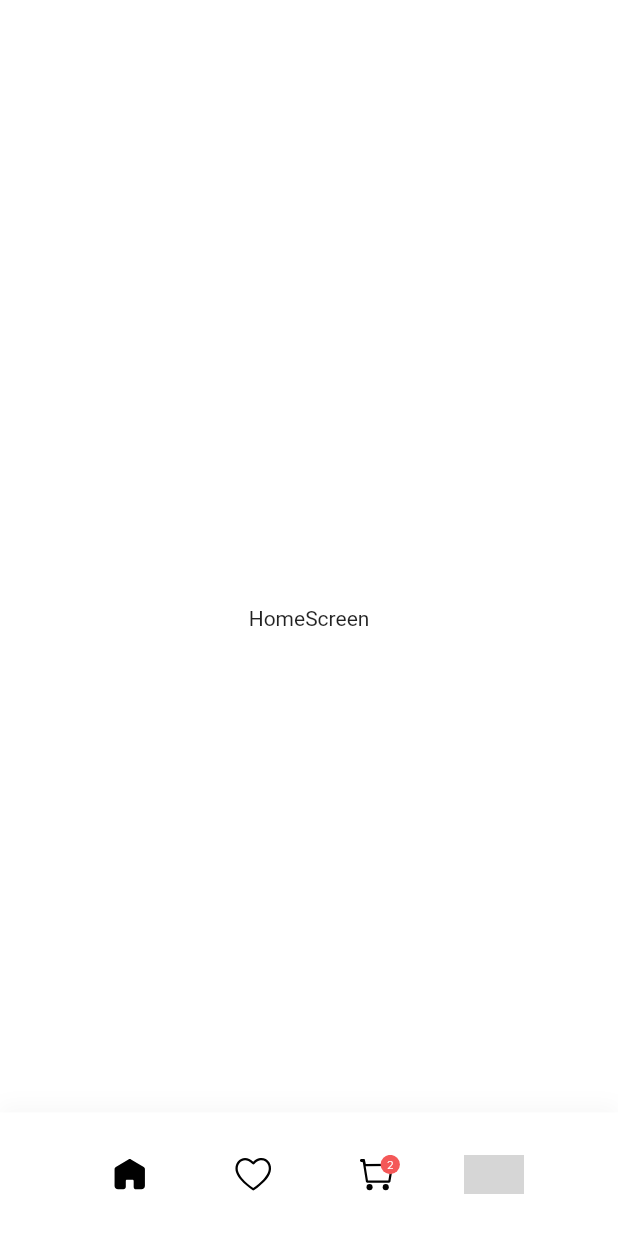
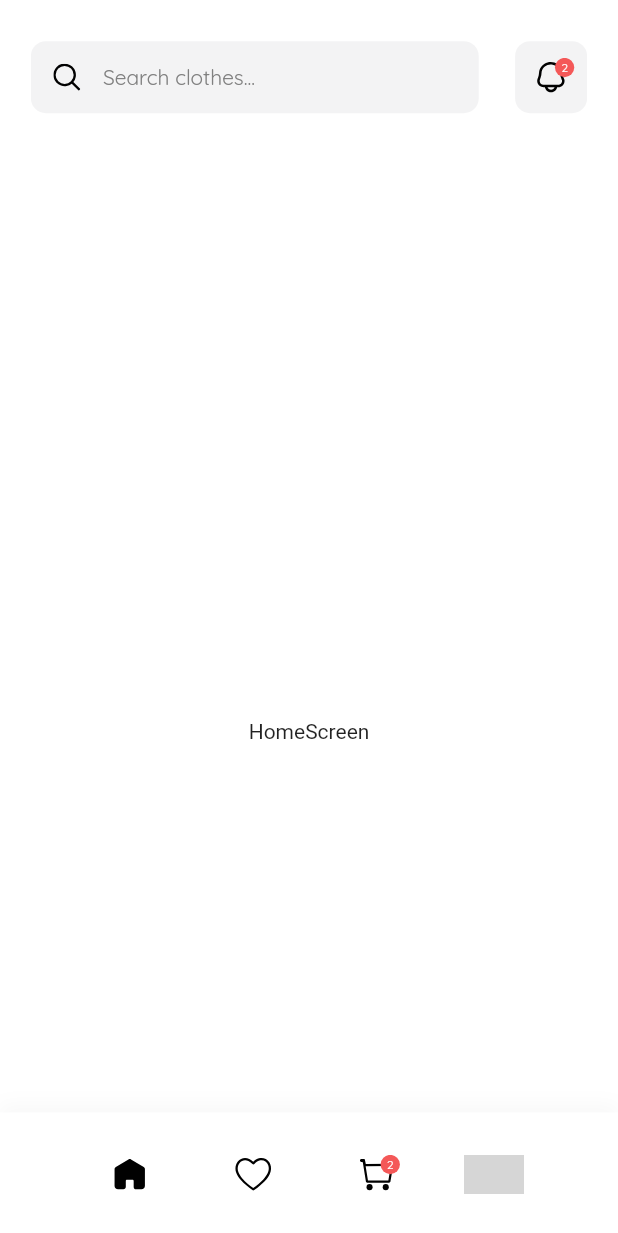
Before and after one commit to ezizull/ADScase, a Flutter app: the screen it shows after launch, on a phone screen of 412 x 824 dp. Shown: the top 1233 px of the screen. Run offline on Flutter 3.47's test engine with Material 2 defaults, Android fonts, the light colour scheme and no system bars; our stand-ins replace bloc, dio, flutter_bloc, flutter_svg, hexcolor; grey boxes are pictures that could not be loaded.

Commit message:
home search

```diff
--- /dev/null
+++ b/lib/screens/components/home/home_notif.dart
@@ -0,0 +1,54 @@
+import 'package:adscase/theme/color_theme.dart';
+import 'package:adscase/theme/font_theme.dart';
+import 'package:adscase/theme/icons_theme.dart';
+import 'package:flutter_svg/flutter_svg.dart';
+import 'package:flutter/material.dart';
+
+class HomeNotif extends StatelessWidget {
+  const HomeNotif({
+    Key? key,
+    required this.sheight,
+  }) : super(key: key);
+
+  final double sheight;
+
+  @override
+  Widget build(BuildContext context) {
+    return Container(
+      padding: const EdgeInsets.all(0),
+      child: IconButton(
+        onPressed: null,
+        icon: Stack(
+          children: [
+            SizedBox(
+              height: sheight / 32,
+              child: SvgPicture.asset(
+                IconsTheme.bell,
+                color: ColorTheme.black,
+              ),
+            ),
+            Visibility(
+                child: Positioned(
+              top: 0,
+              left: 5,
+              child: SizedBox(
+                height: sheight / 64,
+                child: CircleAvatar(
+                  backgroundColor: ColorTheme.red,
+                  child: Text(
+                    2.toString(),
+                    style: FontTheme.notif,
+                  ),
+                ),
+              ),
+            ))
+          ],
+        ),
+      ),
+      decoration: BoxDecoration(
+        color: ColorTheme.silver,
+        borderRadius: BorderRadius.circular(10),
+      ),
+    );
+  }
+}
--- /dev/null
+++ b/lib/screens/components/home/home_search.dart
@@ -0,0 +1,44 @@
+import 'package:adscase/theme/color_theme.dart';
+import 'package:adscase/theme/font_theme.dart';
+import 'package:adscase/theme/icons_theme.dart';
+import 'package:flutter_svg/flutter_svg.dart';
+import 'package:flutter/material.dart';
+
+class HomeSearch extends StatelessWidget {
+  const HomeSearch({Key? key, this.height, this.width}) : super(key: key);
+  final double? height;
+  final double? width;
+
+  @override
+  Widget build(BuildContext context) {
+    return Container(
+      width: width!,
+      margin: const EdgeInsets.only(),
+      child: TextField(
+        decoration: InputDecoration(
+          filled: true,
+          hintText: ("Search clothes..."),
+          hintStyle: FontTheme.placeholder,
+          fillColor: ColorTheme.silver,
+          prefixIcon: Container(
+              height: height! / 60,
+              margin: EdgeInsets.zero,
+              child: Padding(
+                  padding: const EdgeInsets.symmetric(
+                    horizontal: 6,
+                    vertical: 15,
+                  ),
+                  child: SvgPicture.asset(
+                    IconsTheme.search,
+                    color: ColorTheme.black,
+                  ))), // prefixIcon
+          border: OutlineInputBorder(
+              borderSide: BorderSide.none,
+              borderRadius: BorderRadius.circular(10)), // border
+          contentPadding: const EdgeInsets.only(left: 5, right: 5),
+        ),
+        style: FontTheme.text,
+      ),
+    );
+  }
+}
--- a/lib/screens/components/navbar.dart
+++ b/lib/screens/components/navbar/navbar.dart
@@ -1,5 +1,5 @@
 // components
-import 'package:adscase/screens/components/navbar_button.dart';
+import 'package:adscase/screens/components/navbar/navbar_button.dart';
 // cubit
 import 'package:adscase/cubit/navbar/navbar_cubit.dart';
 import 'package:adscase/theme/avatar_theme.dart';
--- a/lib/screens/home_screen.dart
+++ b/lib/screens/home_screen.dart
@@ -1,5 +1,12 @@
+/* components */
+import 'package:adscase/screens/components/home/home_notif.dart';
+import 'package:adscase/screens/components/home/home_search.dart';
+
+/* dependencies */
+import 'package:adscase/theme/color_theme.dart';
 import 'package:flutter/material.dart';
 
+// show products, categories, search, notify, banner
 class HomeScreen extends StatefulWidget {
   const HomeScreen({Key? key}) : super(key: key);
 
@@ -10,17 +17,32 @@ class HomeScreen extends StatefulWidget {
 class _HomeScreenState extends State<HomeScreen> {
   @override
   Widget build(BuildContext context) {
-    // double swidth = MediaQuery.of(context).size.width;
+    double swidth = MediaQuery.of(context).size.width;
     double sheight = MediaQuery.of(context).size.height;
 
-    return ListView(
+    return Container(
+      width: swidth,
+      padding: EdgeInsets.symmetric(horizontal: swidth / 20),
+      child: ListView(
         children: [
+          Container(
+            color: ColorTheme.transparent,
+            margin: EdgeInsets.only(top: sheight / 30),
+            child: Row(
+              mainAxisAlignment: MainAxisAlignment.spaceBetween,
+              children: [
+                HomeSearch(height: sheight, width: swidth / 1.38),
+                HomeNotif(sheight: sheight)
+              ],
+            ),
+          ),
           Container(
             height: sheight,
             alignment: Alignment.center,
             child: const Text("HomeScreen"),
           )
         ],
+      ),
     );
   }
 }
--- a/lib/screens/root_screen.dart
+++ b/lib/screens/root_screen.dart
@@ -2,7 +2,7 @@
 import 'package:adscase/cubit/navbar/navbar_cubit.dart';
 
 // dependencies
-import 'package:adscase/screens/components/navbar.dart';
+import 'package:adscase/screens/components/navbar/navbar.dart';
 import 'package:adscase/screens/detail_screen.dart';
 import 'package:adscase/screens/home_screen.dart';
 import 'package:flutter_bloc/flutter_bloc.dart';
--- a/lib/theme/color_theme.dart
+++ b/lib/theme/color_theme.dart
@@ -1,13 +1,19 @@
-import 'package:flutter/cupertino.dart';
+// ignore_for_file: non_constant_identifier_names
+
+import 'package:flutter/material.dart';
 import 'package:hexcolor/hexcolor.dart';
 
 // color theme
 class ColorTheme {
+  /* Transparent Color */
+  static Color transparent = Colors.transparent;
+
   /* Grey Color */
+  static Color white = HexColor('ffffff');
   static Color black = HexColor('010101');
   static Color gray = HexColor('B7B7B8');
   static Color silver = HexColor('f3f3f4');
-  static Color white = HexColor('ffffff');
+  static Color dark_silver = HexColor('808080');
 
   /* Red Color */
   static Color red = HexColor('f45858');
--- a/lib/theme/font_theme.dart
+++ b/lib/theme/font_theme.dart
@@ -11,6 +11,20 @@ class FontTheme {
     fontFamily: 'Quicksand',
   );
 
+  /* INPUT */
+  static TextStyle text = TextStyle(
+    fontSize: 14,
+    fontWeight: FontWeight.w400,
+    color: ColorTheme.black,
+    fontFamily: 'Quicksand',
+  );
+  static TextStyle placeholder = TextStyle(
+    fontSize: 14,
+    fontWeight: FontWeight.w400,
+    color: ColorTheme.dark_silver,
+    fontFamily: 'Quicksand',
+  );
+
   /* NOTIF */
   static TextStyle notif = TextStyle(
     fontSize: 8,
```
Also changed, not shown: lib/screens/components/navbar/navbar_button.dart (renamed from lib/screens/components/navbar_button.dart). Lines whose indentation alone changed are shown as unchanged.
